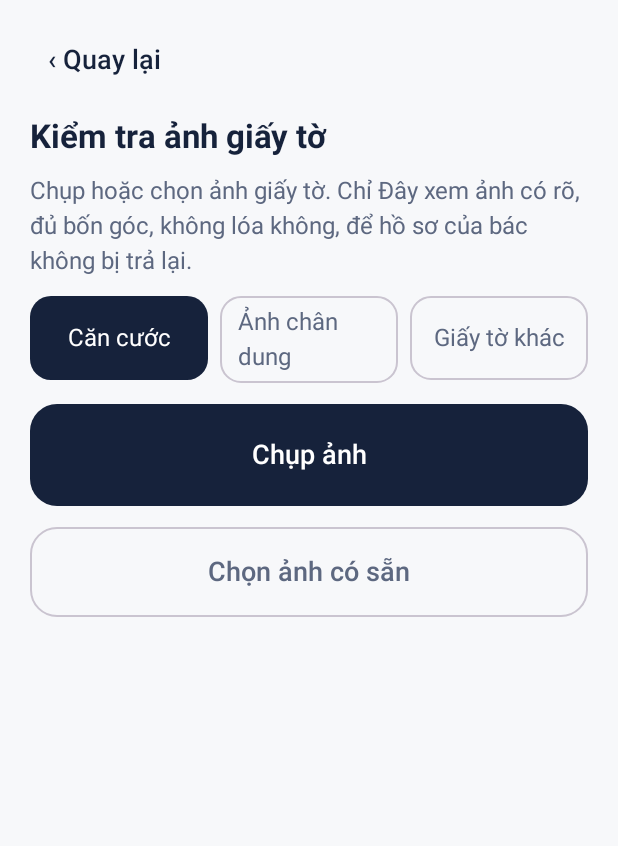
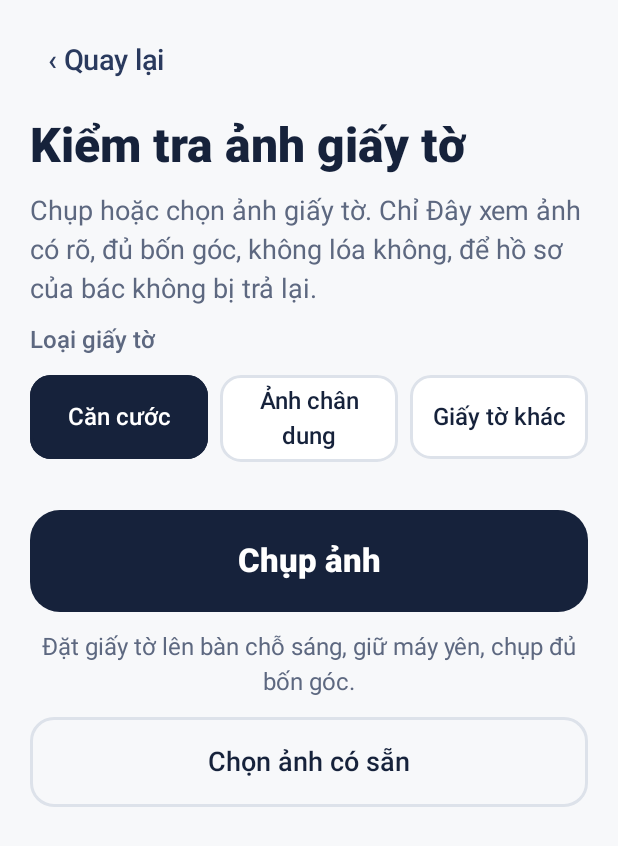
Before and after one commit to quantrungvu0701-ops/HACKATHON-OPENAI, an Android app built with Jetpack Compose: the composable DocCheckScreen shown on its own in the app's theme, on a phone screen of 412 x 824 dp. Shown: the top 846 px of the screen. Run offline under Robolectric (Android 15) with nearby library versions, the phone set to English and light mode, and no system bars.

Commit message:
feat(ui): progress, highlighted button name and caution band on the overlay card; DocCheck in the new look
Overlay card (design screens 3 and 4): progress segments under "Bước N trên M", the target's
label gets a highlighter background where the title quotes it (or the first «...» quote),
and caution steps show the warning in a stamp-red band at the top instead of a body line.

DocCheck (design screen 5): ink kind chips, photo above a white verdict card with a green or
stamp-red bar, main camera button styled like «Bắt đầu» and labelled «Chụp lại» after a
rejected photo, with a hint on how to shoot.

Co-Authored-By: Claude Opus 5.5 <noreply@anthropic.com>
Claude-Session: https://claude.ai/code/session_01Hzaqs3eMf7a2Hm2adRcwHW

```diff
--- a/app/src/main/java/vn/chiday/app/ui/DocCheckScreen.kt
+++ b/app/src/main/java/vn/chiday/app/ui/DocCheckScreen.kt
@@ -5,6 +5,22 @@ import androidx.activity.compose.rememberLauncherForActivityResult
 import androidx.activity.result.PickVisualMediaRequest
 import androidx.activity.result.contract.ActivityResultContracts
 import androidx.compose.foundation.Image
+import androidx.compose.foundation.BorderStroke
+import androidx.compose.foundation.border
+import androidx.compose.foundation.layout.Box
+import androidx.compose.foundation.layout.ColumnScope
+import androidx.compose.foundation.layout.IntrinsicSize
+import androidx.compose.foundation.layout.Spacer
+import androidx.compose.foundation.layout.fillMaxHeight
+import androidx.compose.foundation.layout.height
+import androidx.compose.foundation.layout.size
+import androidx.compose.foundation.layout.width
+import androidx.compose.material3.CircularProgressIndicator
+import androidx.compose.ui.Alignment
+import androidx.compose.ui.graphics.Color
+import androidx.compose.ui.text.font.FontWeight
+import androidx.compose.ui.text.style.TextAlign
+import androidx.compose.ui.unit.sp
 import androidx.compose.foundation.background
 import androidx.compose.foundation.layout.Arrangement
 import androidx.compose.foundation.layout.Column
@@ -116,39 +132,79 @@ fun DocCheckScreen(onBack: () -> Unit) {
         if (saved && uri != null) run(uri)
     }
 
+    val working = state == DocState.Working
+    val verdict = (state as? DocState.Done)?.verdict
+
     Column(
         modifier = Modifier
             .fillMaxSize()
-            .background(MaterialTheme.colorScheme.background)
+            .background(Paper)
             .systemBarsPadding()
             .verticalScroll(rememberScrollState())
             .padding(horizontal = 20.dp, vertical = 16.dp)
             .semantics { testTagsAsResourceId = true },
         verticalArrangement = Arrangement.spacedBy(14.dp),
     ) {
-        TextButton(onClick = onBack) { Text(stringResource(R.string.settings_back)) }
-        Text(stringResource(R.string.doc_title), style = MaterialTheme.typography.titleLarge)
-        Text(
-            stringResource(R.string.doc_intro),
-            style = MaterialTheme.typography.bodyMedium,
-            color = MaterialTheme.colorScheme.onSurfaceVariant,
-        )
+        TextButton(onClick = onBack, contentPadding = ButtonDefaults.TextButtonContentPadding) {
+            Text(stringResource(R.string.settings_back), color = Ink2, style = MaterialTheme.typography.titleMedium)
+        }
+        Text(stringResource(R.string.doc_title), style = MaterialTheme.typography.headlineLarge, color = Ink)
+        if (photo == null) {
+            Text(stringResource(R.string.doc_intro), style = MaterialTheme.typography.bodyLarge, color = InkSoft)
+        }
 
+        Text(stringResource(R.string.doc_kind_label), style = MaterialTheme.typography.bodyMedium, color = InkSoft, fontWeight = FontWeight.SemiBold)
         Row(horizontalArrangement = Arrangement.spacedBy(8.dp), modifier = Modifier.fillMaxWidth()) {
             kinds.forEachIndexed { i, label ->
-                val mod = Modifier.weight(1f).heightIn(min = 56.dp).testTag("doc_kind_$i")
-                if (i == kind) {
-                    Button(onClick = {}, modifier = mod, shape = RoundedCornerShape(14.dp), contentPadding = ButtonDefaults.TextButtonContentPadding) {
-                        Text(label, style = MaterialTheme.typography.bodyMedium)
-                    }
-                } else {
-                    OutlinedButton(onClick = { kind = i }, modifier = mod, shape = RoundedCornerShape(14.dp), contentPadding = ButtonDefaults.TextButtonContentPadding) {
-                        Text(label, style = MaterialTheme.typography.bodyMedium)
-                    }
-                }
+                val selected = i == kind
+                OutlinedButton(
+                    onClick = { kind = i },
+                    enabled = !working,
+                    modifier = Modifier.weight(1f).heightIn(min = 56.dp).testTag("doc_kind_$i"),
+                    shape = RoundedCornerShape(14.dp),
+                    contentPadding = ButtonDefaults.TextButtonContentPadding,
+                    border = BorderStroke(2.dp, if (selected) Ink else Line),
+                    colors = ButtonDefaults.outlinedButtonColors(
+                        containerColor = if (selected) Ink else Card,
+                        contentColor = if (selected) Color.White else Ink,
+                    ),
+                ) { Text(label, style = MaterialTheme.typography.bodyMedium, fontWeight = FontWeight.SemiBold, textAlign = TextAlign.Center) }
             }
         }
 
+        photo?.let { p ->
+            Image(
+                bitmap = p.preview.asImageBitmap(),
+                contentDescription = stringResource(R.string.doc_photo_description),
+                contentScale = ContentScale.Fit,
+                modifier = Modifier
+                    .fillMaxWidth()
+                    .heightIn(max = 260.dp)
+                    .clip(RoundedCornerShape(16.dp))
+                    .border(2.dp, if (verdict == null) Line else if (verdict.ok) Ok else Stamp, RoundedCornerShape(16.dp)),
+            )
+        }
+
+        when (val s = state) {
+            DocState.Working -> Row(
+                verticalAlignment = Alignment.CenterVertically,
+                horizontalArrangement = Arrangement.spacedBy(12.dp),
+                modifier = Modifier.testTag("doc_working"),
+            ) {
+                CircularProgressIndicator(color = Ink, strokeWidth = 3.dp, modifier = Modifier.size(24.dp))
+                Text(stringResource(R.string.doc_working), style = MaterialTheme.typography.titleMedium, color = Ink)
+            }
+            is DocState.Done -> VerdictCard(s.verdict, s.millis)
+            is DocState.Failed -> AccentCard(accent = Stamp, tag = "doc_failed") {
+                Text(stringResource(R.string.settings_test_failed), style = MaterialTheme.typography.titleMedium, color = Stamp)
+                Text(s.reason, style = MaterialTheme.typography.bodyLarge, color = Ink)
+            }
+            DocState.Empty -> {}
+        }
+
+        Spacer(Modifier.height(4.dp))
+
+        // Same place and look as «Bắt đầu» on Home, so the main action is always where the eye expects it.
         Button(
             onClick = {
                 // The camera app writes the full-size photo to our cache through a FileProvider
@@ -158,64 +214,76 @@ fun DocCheckScreen(onBack: () -> Unit) {
                 cameraUri = uri
                 runCatching { takePicture.launch(uri) }.onFailure { state = DocState.Failed(it.message ?: "camera") }
             },
-            enabled = state != DocState.Working,
+            enabled = !working,
             modifier = Modifier.fillMaxWidth().heightIn(min = 68.dp).testTag("btn_camera"),
-            shape = RoundedCornerShape(18.dp),
-        ) { Text(stringResource(R.string.doc_take)) }
+            shape = RoundedCornerShape(20.dp),
+            colors = ButtonDefaults.buttonColors(
+                containerColor = Ink,
+                contentColor = Color.White,
+                disabledContainerColor = Line,
+                disabledContentColor = InkSoft,
+            ),
+        ) {
+            Text(
+                stringResource(if (verdict != null && !verdict.ok) R.string.doc_retake else R.string.doc_take),
+                fontSize = 22.sp,
+                fontWeight = FontWeight.ExtraBold,
+            )
+        }
+        Text(
+            stringResource(R.string.doc_take_hint),
+            style = MaterialTheme.typography.bodyMedium,
+            color = InkSoft,
+            textAlign = TextAlign.Center,
+            modifier = Modifier.fillMaxWidth(),
+        )
 
         OutlinedButton(
             onClick = { pickImage.launch(PickVisualMediaRequest(ActivityResultContracts.PickVisualMedia.ImageOnly)) },
-            enabled = state != DocState.Working,
+            enabled = !working,
             modifier = Modifier.fillMaxWidth().heightIn(min = 60.dp).testTag("btn_gallery"),
-            shape = RoundedCornerShape(18.dp),
-        ) { Text(stringResource(R.string.doc_pick)) }
+            shape = RoundedCornerShape(16.dp),
+            border = BorderStroke(2.dp, Line),
+        ) { Text(stringResource(R.string.doc_pick), color = Ink) }
+    }
+}
 
-        when (val s = state) {
-            DocState.Working -> Text(stringResource(R.string.doc_working), style = MaterialTheme.typography.titleMedium, modifier = Modifier.testTag("doc_working"))
-            is DocState.Done -> VerdictCard(s.verdict, s.millis)
-            is DocState.Failed -> Column(
-                modifier = Modifier.fillMaxWidth().clip(RoundedCornerShape(16.dp))
-                    .background(MaterialTheme.colorScheme.error.copy(alpha = 0.10f)).padding(16.dp).testTag("doc_failed"),
-            ) {
-                Text(stringResource(R.string.settings_test_failed), style = MaterialTheme.typography.titleMedium, color = MaterialTheme.colorScheme.error)
-                Text(s.reason, style = MaterialTheme.typography.bodyLarge)
-            }
-            DocState.Empty -> {}
-        }
-
-        photo?.let { p ->
-            Image(
-                bitmap = p.preview.asImageBitmap(),
-                contentDescription = stringResource(R.string.doc_photo_description),
-                contentScale = ContentScale.Fit,
-                modifier = Modifier.fillMaxWidth().heightIn(max = 280.dp).clip(RoundedCornerShape(16.dp)),
-            )
-        }
+/** White card with a coloured bar on the left, the same shape as the goal match card on Home. */
+@Composable
+private fun AccentCard(accent: Color, tag: String, content: @Composable ColumnScope.() -> Unit) {
+    Row(
+        modifier = Modifier
+            .fillMaxWidth()
+            .height(IntrinsicSize.Min)
+            .clip(RoundedCornerShape(14.dp))
+            .background(Card)
+            .testTag(tag),
+    ) {
+        Box(Modifier.width(6.dp).fillMaxHeight().background(accent))
+        Column(
+            Modifier.padding(horizontal = 16.dp, vertical = 14.dp),
+            verticalArrangement = Arrangement.spacedBy(6.dp),
+            content = content,
+        )
     }
 }
 
 @Composable
 private fun VerdictCard(v: DocVerdict, millis: Long) {
-    val tint = if (v.ok) Ok else MaterialTheme.colorScheme.error
-    Column(
-        modifier = Modifier
-            .fillMaxWidth()
-            .clip(RoundedCornerShape(16.dp))
-            .background(tint.copy(alpha = 0.12f))
-            .padding(16.dp)
-            .testTag(if (v.ok) "doc_ok" else "doc_bad"),
-        verticalArrangement = Arrangement.spacedBy(6.dp),
-    ) {
+    val tint = if (v.ok) Ok else Stamp
+    AccentCard(accent = tint, tag = if (v.ok) "doc_ok" else "doc_bad") {
         Text(
             stringResource(if (v.ok) R.string.doc_ok_title else R.string.doc_bad_title),
             style = MaterialTheme.typography.titleLarge,
             color = tint,
         )
         v.document?.takeIf { it.isNotBlank() }?.let {
-            Text(stringResource(R.string.doc_detected, it), style = MaterialTheme.typography.bodyMedium, color = MaterialTheme.colorScheme.onSurfaceVariant)
+            Text(stringResource(R.string.doc_detected, it), style = MaterialTheme.typography.bodyMedium, color = InkSoft)
         }
-        v.problems.filter { it.isNotBlank() }.forEach { Text("• $it", style = MaterialTheme.typography.bodyLarge) }
-        v.advice?.takeIf { it.isNotBlank() }?.let { Text(it, style = MaterialTheme.typography.bodyLarge) }
-        Text(stringResource(R.string.doc_time, millis), style = MaterialTheme.typography.bodyMedium, color = MaterialTheme.colorScheme.onSurfaceVariant)
+        v.problems.filter { it.isNotBlank() }.forEach { Text("• $it", style = MaterialTheme.typography.bodyLarge, color = Ink) }
+        v.advice?.takeIf { it.isNotBlank() }?.let {
+            Text(it, style = MaterialTheme.typography.bodyLarge, color = Ink, fontWeight = FontWeight.SemiBold)
+        }
+        Text(stringResource(R.string.doc_time, millis), style = MaterialTheme.typography.bodyMedium, color = InkSoft)
     }
 }
--- a/app/src/main/res/values/strings.xml
+++ b/app/src/main/res/values/strings.xml
@@ -69,7 +69,7 @@
     <string name="guide_no_key_body">Bác mở ứng dụng Chỉ Đây và nhập khóa trong Cài đặt.</string>
     <string name="guide_failed">Chưa kết nối được với AI</string>
     <string name="guide_failed_body">Bác kiểm tra mạng rồi bấm nút tròn lần nữa.</string>
-    <string name="guide_step">Bước %1$d/%2$d</string>
+    <string name="guide_step">Bước %1$d trên %2$d</string>
     <string name="guide_unverified">chưa kiểm chứng</string>
     <string name="guide_caution">Bác kiểm tra kỹ thông tin trước khi bấm.</string>
 
@@ -88,6 +88,9 @@
     <string name="doc_detected">Loại giấy tờ: %1$s</string>
     <string name="doc_time">Trả lời sau %1$d ms</string>
     <string name="doc_photo_description">Ảnh giấy tờ bác vừa chọn</string>
+    <string name="doc_kind_label">Loại giấy tờ</string>
+    <string name="doc_retake">Chụp lại</string>
+    <string name="doc_take_hint">Đặt giấy tờ lên bàn chỗ sáng, giữ máy yên, chụp đủ bốn góc.</string>
 
     <!-- Paste instructions -> playbook -->
     <string name="home_open_import">Tạo hướng dẫn mới từ văn bản</string>
```
Also changed, not shown: app/src/main/java/vn/chiday/app/GuideService.kt (+14 -6 lines), app/src/main/java/vn/chiday/app/overlay/HighlightWindow.kt (+103 -8 lines).
